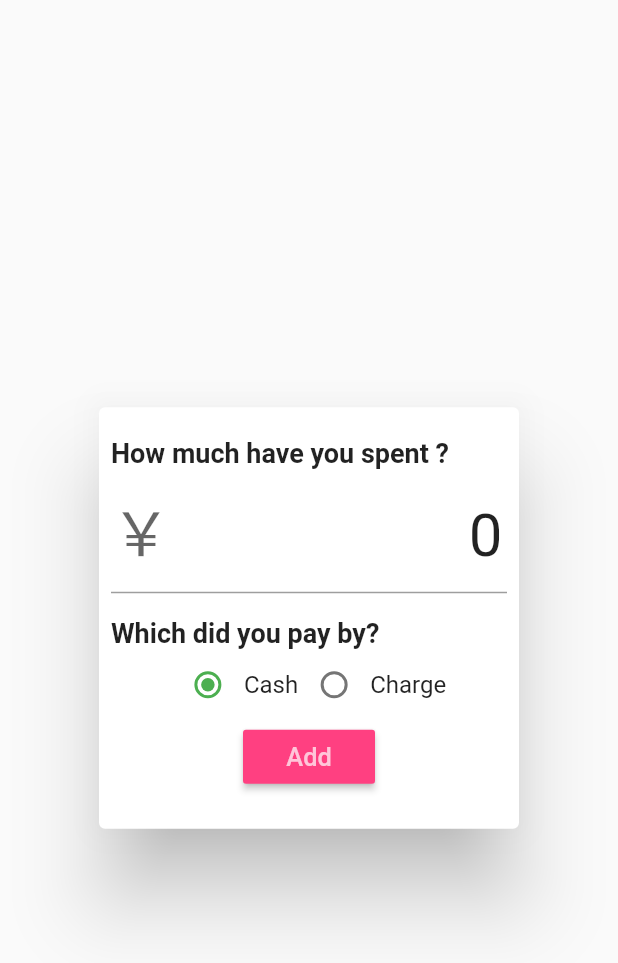
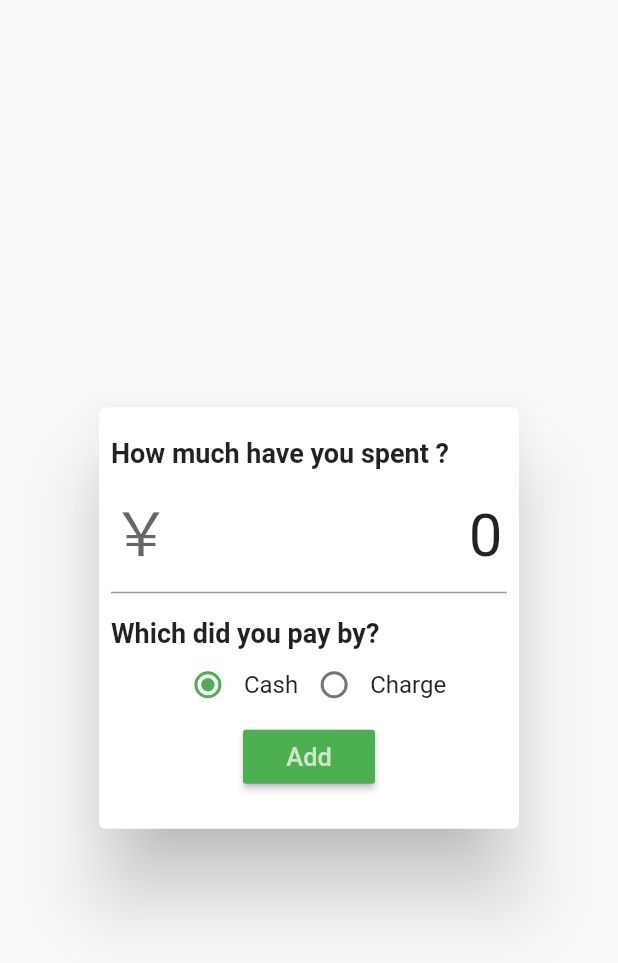
Before and after one commit to deadcheat/manemo, a Flutter app: the ManemoReceiptDialog widget shown alone on an empty page, opened directly, on a phone screen of 412 x 824 dp. Shown: the top 963 px of the screen. Run offline on Flutter 3.47's test engine with Material 2 defaults, Android fonts, the phone set to English and light mode, and no system bars.

Commit message:
fixed button color

```diff
--- a/lib/dialog.dart
+++ b/lib/dialog.dart
@@ -140,7 +140,7 @@ class _ManemoReceiptDialogState extends State<ManemoReceiptDialog> {
   RaisedButton calculateButton() {
     return RaisedButton(
       onPressed: _calculator,
-      color: Colors.pinkAccent,
+      color: Colors.green,
       child: Text(
         'Add',
         style: TextStyle(fontSize: 16.9),
```
